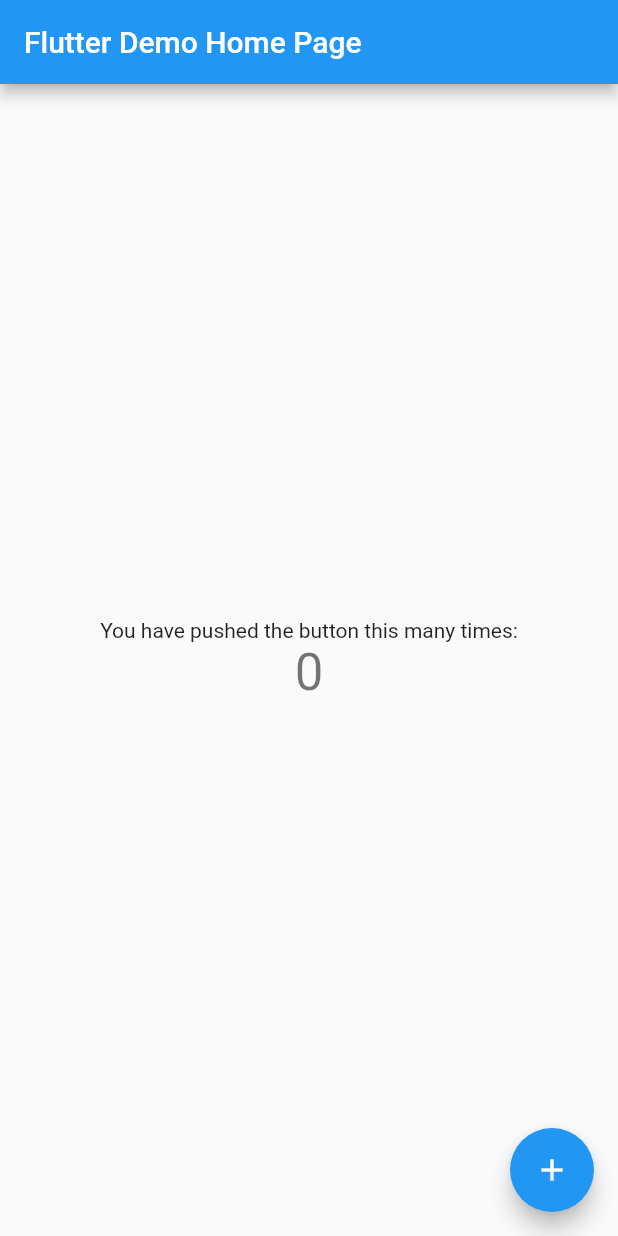
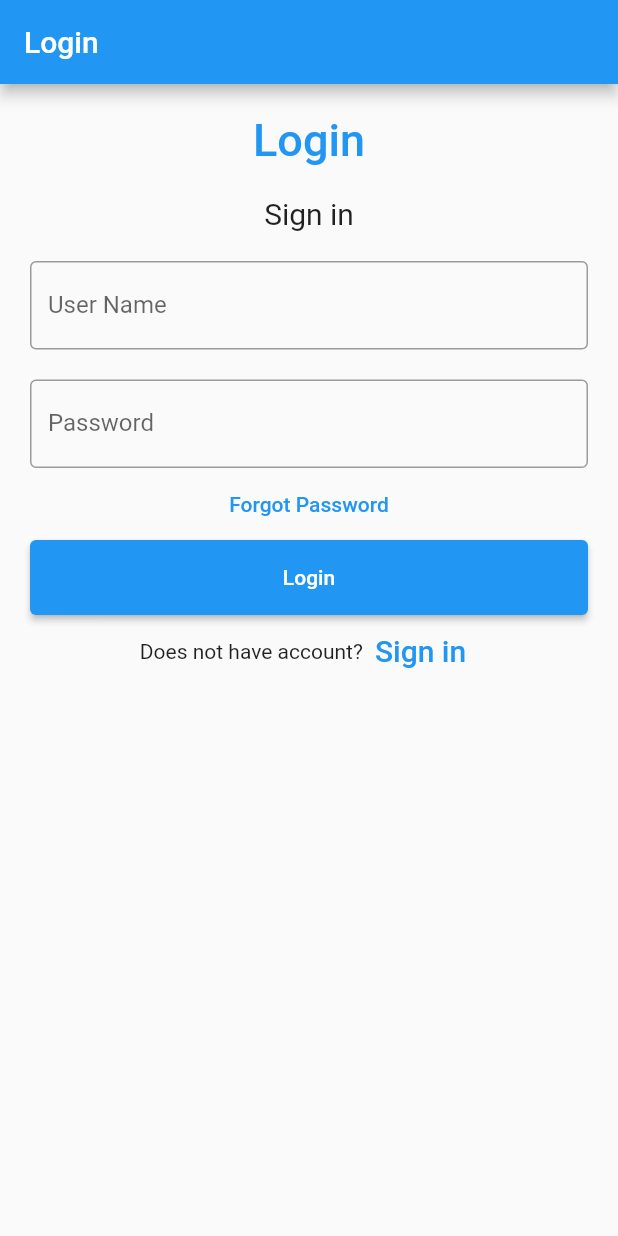
Before and after one commit to IsaacCooke/RavenAI, a Flutter app: the screen it shows after launch, on a phone screen of 412 x 824 dp. Run offline on Flutter 3.47's test engine with Material 2 defaults, Android fonts, the phone set to English and light mode, and no system bars.

Commit message:
Started login screen

```diff
--- a/ravenfront/lib/main.dart
+++ b/ravenfront/lib/main.dart
@@ -1,4 +1,5 @@
 import 'package:flutter/material.dart';
+import 'package:ravenfront/modules/login.dart';
 
 void main() {
   runApp(const MyApp());
@@ -11,7 +12,7 @@
   @override
   Widget build(BuildContext context) {
     return MaterialApp(
-      title: 'Flutter Demo',
+      title: 'Login',
       theme: ThemeData(
         // This is the theme of your application.
         //
@@ -24,92 +25,10 @@
         // is not restarted.
         primarySwatch: Colors.blue,
       ),
-      home: const MyHomePage(title: 'Flutter Demo Home Page'),
+      home: Scaffold(
+        appBar: AppBar(title: const Text("Login")),
+        body: const LoginScreen(),
+      ),
     );
   }
 }
-
-class MyHomePage extends StatefulWidget {
-  const MyHomePage({super.key, required this.title});
-
-  // This widget is the home page of your application. It is stateful, meaning
-  // that it has a State object (defined below) that contains fields that affect
-  // how it looks.
-
-  // This class is the configuration for the state. It holds the values (in this
-  // case the title) provided by the parent (in this case the App widget) and
-  // used by the build method of the State. Fields in a Widget subclass are
-  // always marked "final".
-
-  final String title;
-
-  @override
-  State<MyHomePage> createState() => _MyHomePageState();
-}
-
-class _MyHomePageState extends State<MyHomePage> {
-  int _counter = 0;
-
-  void _incrementCounter() {
-    setState(() {
-      // This call to setState tells the Flutter framework that something has
-      // changed in this State, which causes it to rerun the build method below
-      // so that the display can reflect the updated values. If we changed
-      // _counter without calling setState(), then the build method would not be
-      // called again, and so nothing would appear to happen.
-      _counter++;
-    });
-  }
-
-  @override
-  Widget build(BuildContext context) {
-    // This method is rerun every time setState is called, for instance as done
-    // by the _incrementCounter method above.
-    //
-    // The Flutter framework has been optimized to make rerunning build methods
-    // fast, so that you can just rebuild anything that needs updating rather
-    // than having to individually change instances of widgets.
-    return Scaffold(
-      appBar: AppBar(
-        // Here we take the value from the MyHomePage object that was created by
-        // the App.build method, and use it to set our appbar title.
-        title: Text(widget.title),
-      ),
-      body: Center(
-        // Center is a layout widget. It takes a single child and positions it
-        // in the middle of the parent.
-        child: Column(
-          // Column is also a layout widget. It takes a list of children and
-          // arranges them vertically. By default, it sizes itself to fit its
-          // children horizontally, and tries to be as tall as its parent.
-          //
-          // Invoke "debug painting" (press "p" in the console, choose the
-          // "Toggle Debug Paint" action from the Flutter Inspector in Android
-          // Studio, or the "Toggle Debug Paint" command in Visual Studio Code)
-          // to see the wireframe for each widget.
-          //
-          // Column has various properties to control how it sizes itself and
-          // how it positions its children. Here we use mainAxisAlignment to
-          // center the children vertically; the main axis here is the vertical
-          // axis because Columns are vertical (the cross axis would be
-          // horizontal).
-          mainAxisAlignment: MainAxisAlignment.center,
-          children: <Widget>[
-            const Text(
-              'You have pushed the button this many times:',
-            ),
-            Text(
-              '$_counter',
-              style: Theme.of(context).textTheme.headline4,
-            ),
-          ],
-        ),
-      ),
-      floatingActionButton: FloatingActionButton(
-        onPressed: _incrementCounter,
-        tooltip: 'Increment',
-        child: const Icon(Icons.add),
-      ), // This trailing comma makes auto-formatting nicer for build methods.
-    );
-  }
-}
--- a/ravenfront/lib/modules/login.dart
+++ b/ravenfront/lib/modules/login.dart
@@ -0,0 +1,95 @@
+import 'package:flutter/material.dart';
+
+class LoginScreen extends StatefulWidget{
+  const LoginScreen({Key? key}): super(key: key);
+
+  @override
+  _LoginScreenState createState() => _LoginScreenState();
+}
+
+class _LoginScreenState extends State<LoginScreen>{
+  TextEditingController nameController = TextEditingController();
+  TextEditingController passwordController = TextEditingController();
+
+  @override
+  Widget build(BuildContext context){
+    return Padding(
+      padding: const EdgeInsets.all(10),
+      child: ListView(
+        children: <Widget>[
+          Container(
+            alignment: Alignment.center,
+            padding: const EdgeInsets.all(10),
+            child: const Text(
+              'Login',
+              style: TextStyle(
+                color: Colors.blue,
+                fontWeight: FontWeight.w500,
+                fontSize: 30,
+              ),
+            ),
+          ),
+          Container(
+                alignment: Alignment.center,
+                padding: const EdgeInsets.all(10),
+                child: const Text(
+                  'Sign in',
+                  style: TextStyle(fontSize: 20),
+                )),
+            Container(
+              padding: const EdgeInsets.all(10),
+              child: TextField(
+                controller: nameController,
+                decoration: const InputDecoration(
+                  border: OutlineInputBorder(),
+                  labelText: 'User Name',
+                ),
+              ),
+            ),
+            Container(
+              padding: const EdgeInsets.fromLTRB(10, 10, 10, 0),
+              child: TextField(
+                obscureText: true,
+                controller: passwordController,
+                decoration: const InputDecoration(
+                  border: OutlineInputBorder(),
+                  labelText: 'Password',
+                ),
+              ),
+            ),
+            TextButton(
+              onPressed: () {
+                //forgot password screen
+              },
+              child: const Text('Forgot Password',),
+            ),
+            Container(
+                height: 50,
+                padding: const EdgeInsets.fromLTRB(10, 0, 10, 0),
+                child: ElevatedButton(
+                  child: const Text('Login'),
+                  onPressed: () {
+                    print(nameController.text);
+                    print(passwordController.text);
+                  },
+                )
+            ),
+            Row(
+              children: <Widget>[
+                const Text('Does not have account?'),
+                TextButton(
+                  child: const Text(
+                    'Sign in',
+                    style: TextStyle(fontSize: 20),
+                  ),
+                  onPressed: () {
+                    //signup screen
+                  },
+                )
+              ],
+              mainAxisAlignment: MainAxisAlignment.center,
+            ),
+          ],
+        ));
+  }
+}
```
